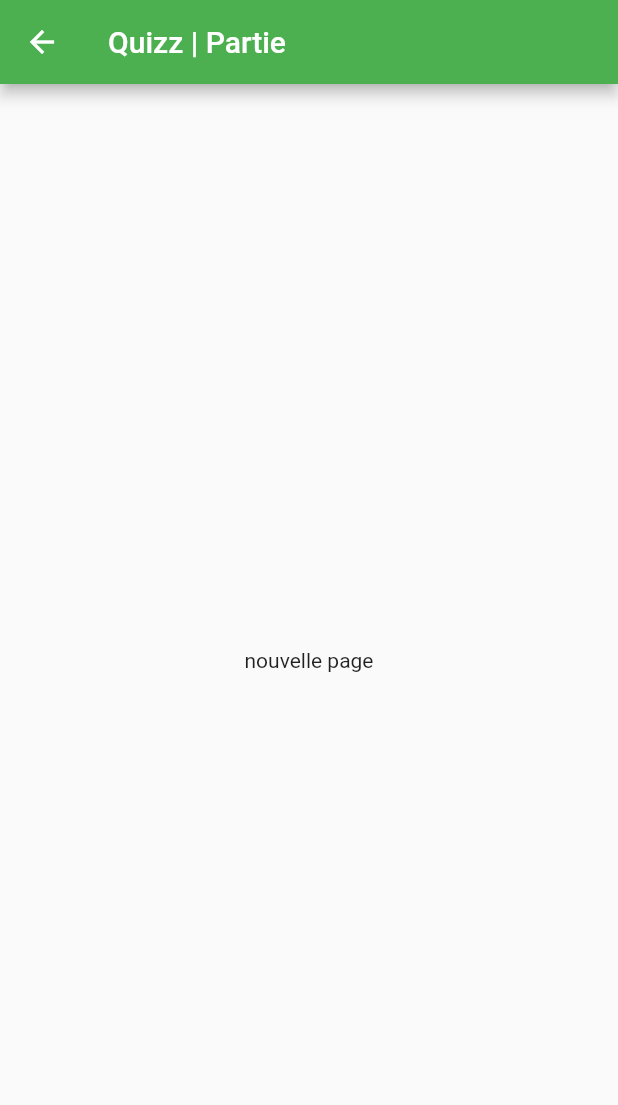
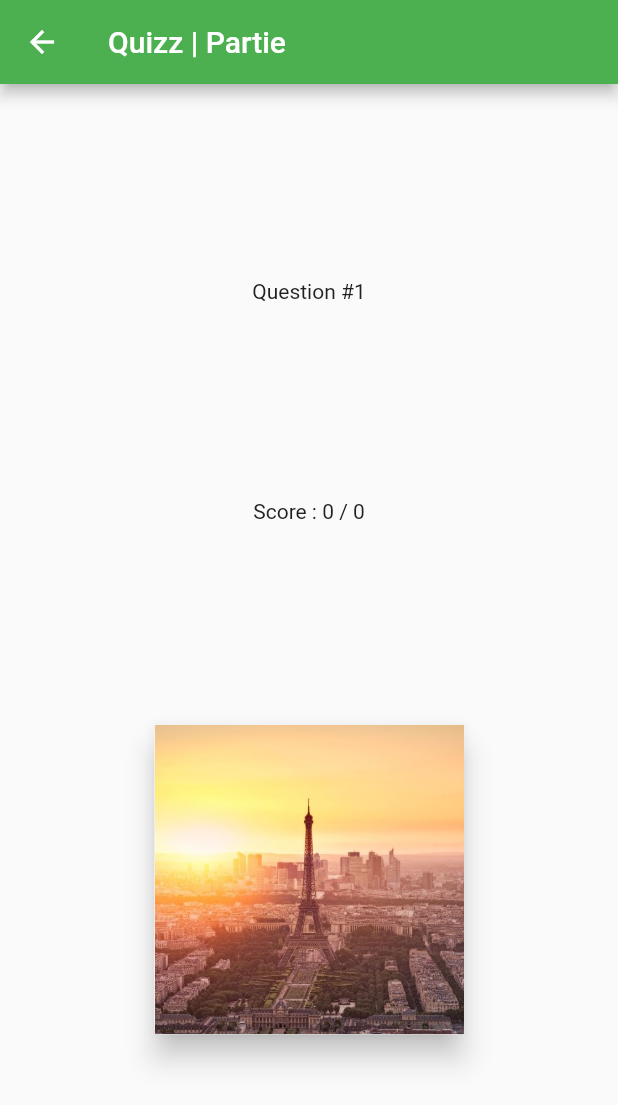
Before and after one commit to amacabr2/Flutter-Quiz, a Flutter app: the screen it shows after launch, after a tap on "Démarrer le quizz", on a phone screen of 412 x 824 dp. Shown: the top 1105 px of the screen. Run offline on Flutter 3.47's test engine with Material 2 defaults, Android fonts, the phone set to English and light mode, and no system bars.

Commit message:
refacto with json

```diff
--- /dev/null
+++ b/assets/questions.json
@@ -0,0 +1,62 @@
+[
+  {
+    "question": "Paris est la capitale de la Franche ?",
+    "response" : true,
+    "explanation": "Et oui, Paris est bien notre capitale",
+    "image": "paris.jpg"
+  },
+  {
+    "question": "Les BCAA sont des acides amin�s essentiels en Musculation ?",
+    "response" : true,
+    "explanation": "Et oui, Paris est bien notre capitale",
+    "image": "bccaa.jpg"
+  },
+  {
+    "question": "Limoges est la plus grande ville du monde ?",
+    "response" : false,
+    "explanation": "Et oui, Paris est bien notre capitale",
+    "image": "limoges.jpg"
+  },
+  {
+    "question": "La lune est une plan�te ?",
+    "response" : false,
+    "explanation": "Et oui, Paris est bien notre capitale",
+    "image": "lune.jpg"
+  },
+  {
+    "question": "Twitter est le r�seau social le plus utilis� ?",
+    "response" : false,
+    "explanation": "Et oui, Paris est bien notre capitale",
+    "image": "twitter.jpg"
+  },
+  {
+    "question": "Flutter est un langage de programmation ?",
+    "response" : false,
+    "explanation": "Et oui, Paris est bien notre capitale",
+    "image": "flutter.jpg"
+  },
+  {
+    "question": "Minecraft est un jeu vid�o ?",
+    "response" : true,
+    "explanation": "Et oui, Paris est bien notre capitale",
+    "image": "minecraft.jpg"
+  },
+  {
+    "question": "Lucifer est une s�rie original Netflix ?",
+    "response" : true,
+    "explanation": "Et oui, Paris est bien notre capitale",
+    "image": "lucifer.jpg"
+  },
+  {
+    "question": "Louis XVI s'est suicid� ?",
+    "response" : false,
+    "explanation": "Et oui, Paris est bien notre capitale",
+    "image": "louisxvi.jpg"
+  },
+  {
+    "question": "Les prochains JO seront � Paris ? ",
+    "response" : true,
+    "explanation": "Et oui, Paris est bien notre capitale",
+    "image": "jo.jpg"
+  }
+]
--- a/lib/factories/QuestionFactory.dart
+++ b/lib/factories/QuestionFactory.dart
@@ -1,20 +1,21 @@
+import 'dart:convert';
+import 'package:flutter/services.dart' show rootBundle;
 import 'package:flutter_quizz/models/Question.dart';
-import 'package:flutter_quizz/utils/StorageUtils.dart';
 
-bool parseBool(String text) => text.toLowerCase() == 'true';
+Future<String> getJson() {
+  return rootBundle.loadString('assets/questions.json');
+}
 
 class QuestionFactory {
-  final StorageUtils storage = new StorageUtils('questions.txt');
-  List<Question> _questions;
-
-  QuestionFactory() {
-    storage.read().then((List<String>lines) => {
-      lines.forEach((String line) {
-        List<String> question = line.split(' | ');
-        _questions.add(new Question(question[0], parseBool(question[1]), question[2], question[3]));
-      })
+  static Future<List<Question>> get questions {
+    return getJson().then((String data) {
+      Iterable questionsData = jsonDecode(data);
+      return List<Question>.from(questionsData.map((json) => new Question(
+          json['question'],
+          json['response'],
+          json['explanation'],
+          json['image']
+      )).toList());
     });
   }
-
-  List<Question> get questions => _questions;
 }
--- a/lib/models/Question.dart
+++ b/lib/models/Question.dart
@@ -1,3 +1,5 @@
+import 'dart:developer';
+
 class Question {
   String question;
   bool response;
@@ -5,4 +7,13 @@ class Question {
   String image;
 
   Question(this.question, this.response, this.explanation, this.image);
+
+  Question.fromJson(json) {
+    Question(
+      json['question'],
+      json['response'],
+      json['explanation'],
+      json['image'],
+    );
+  }
 }
--- a/lib/utils/StorageUtils.dart
+++ /dev/null
@@ -1,37 +0,0 @@
-import 'dart:async';
-import 'dart:io';
-import 'package:path_provider/path_provider.dart';
-
-class StorageUtils {
-  String file;
-
-  StorageUtils(this.file);
-
-  Future<String> get _localPath async {
-    final directory = await getApplicationDocumentsDirectory();
-
-    return directory.path;
-  }
-
-  Future<File> get _localFile async {
-    final path = await _localPath;
-    return File('$path/$file');
-  }
-
-  Future<List<String>> read() async {
-    try {
-      final file = await _localFile;
-      List<String> contents = await file.readAsLines();
-      return contents;
-    } catch (e) {
-      return [];
-    }
-  }
-
-  Future<File> write(String text) async {
-    final file = await _localFile;
-
-    // Write the file
-    return file.writeAsString('$text');
-  }
-}
--- a/lib/widgets/Quizz.dart
+++ b/lib/widgets/Quizz.dart
@@ -1,3 +1,4 @@
+import 'dart:developer';
 import 'package:flutter/material.dart';
 import 'package:flutter_quizz/factories/QuestionFactory.dart';
 import 'package:flutter_quizz/models/Question.dart';
@@ -13,27 +14,77 @@ class Quizz extends StatefulWidget {
 }
 
 class _QuizzState extends State<Quizz> {
-  final QuestionFactory _questionFactory = new QuestionFactory();
   Question _question;
   int _index = 0;
   int _score = 0;
 
-
-  @override
-  void initState() {
-    super.initState();
-    _question = _questionFactory.questions[_index];
-  }
+  final Future<List<Question>> _initQuestions = QuestionFactory.questions;
 
   @override
   Widget build(BuildContext context) {
+    double size  = MediaQuery.of(context).size.width * 0.5;
+
     return Scaffold(
       appBar: AppBar(
         title: new TextUtils('Quizz | Partie'),
       ),
-      body: new Center(
-        child: Text('nouvelle page')
-      ),
+      body: FutureBuilder<List<Question>>(
+        future: _initQuestions,
+        builder: (BuildContext context, AsyncSnapshot<List<Question>> snapshot) {
+          List<Widget> children;
+
+          if (snapshot.hasData) {
+            _question = snapshot.data[_index];
+            log('---snapshot---');
+            log(_question.question);
+            children = <Widget>[
+              new TextUtils('Question #${_index + 1}', color: Colors.grey[900]),
+              new TextUtils('Score : $_score / $_index', color: Colors.grey[900]),
+              new Card(
+                elevation: 8,
+                child: new Container(
+                  height: size,
+                  width: size,
+                  child: Image.asset('assets/${_question.image}'),
+                ),
+              )
+            ];
+          } else if (snapshot.hasError) {
+            log(snapshot.toString());
+            log(snapshot.error.toString());
+            children = <Widget>[
+              Icon(
+                Icons.error_outline,
+                color: Colors.red,
+                size: 60,
+              ),
+              Padding(
+                padding: const EdgeInsets.only(top: 16),
+                child: Text('Error: ${snapshot.error}'),
+              )
+            ];
+          } else {
+            children = const <Widget>[
+              SizedBox(
+                child: CircularProgressIndicator(),
+                width: 60,
+                height: 60,
+              ),
+              Padding(
+                padding: EdgeInsets.only(top: 16),
+                child: Text('Awaiting result...'),
+              )
+            ];
+          }
+
+          return new Center(
+                  child: new Column(
+                    mainAxisAlignment: MainAxisAlignment.spaceEvenly,
+                    children: children
+              )
+          );
+        },
+      )
     );
   }
 
--- a/pubspec.yaml
+++ b/pubspec.yaml
@@ -29,6 +29,7 @@ dependencies:
   # Use with the CupertinoIcons class for iOS style icons.
   cupertino_icons: ^1.0.2
   path_provider: ^2.0.1
+  easy_loader: ^1.0.3
 
 dev_dependencies:
   flutter_test:
@@ -56,9 +57,11 @@ flutter:
      - assets/lucifer.jpg
      - assets/lune.jpg
      - assets/minecraft.jpg
+     - assets/paris.jpg
      - assets/quizz_cover.jpg
      - assets/true.png
      - assets/twitter.jpg
+     - assets/questions.json
 
   # An image asset can refer to one or more resolution-specific "variants", see
   # https://flutter.dev/assets-and-images/#resolution-aware.
```
Also changed, not shown: pubspec.lock.
